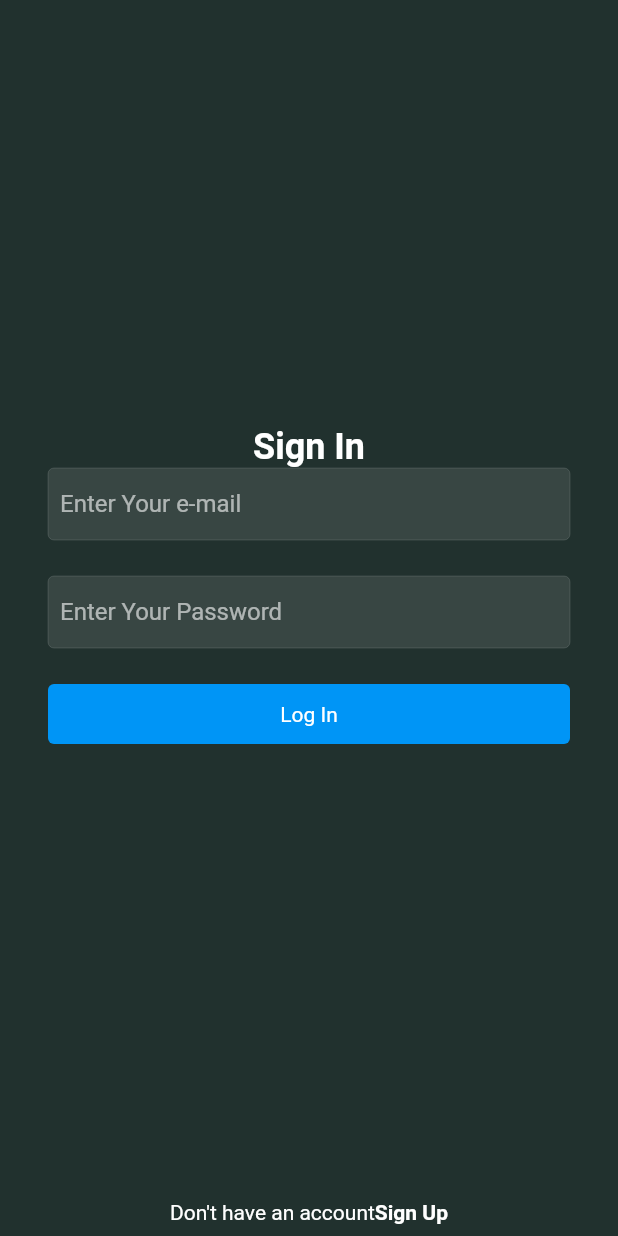
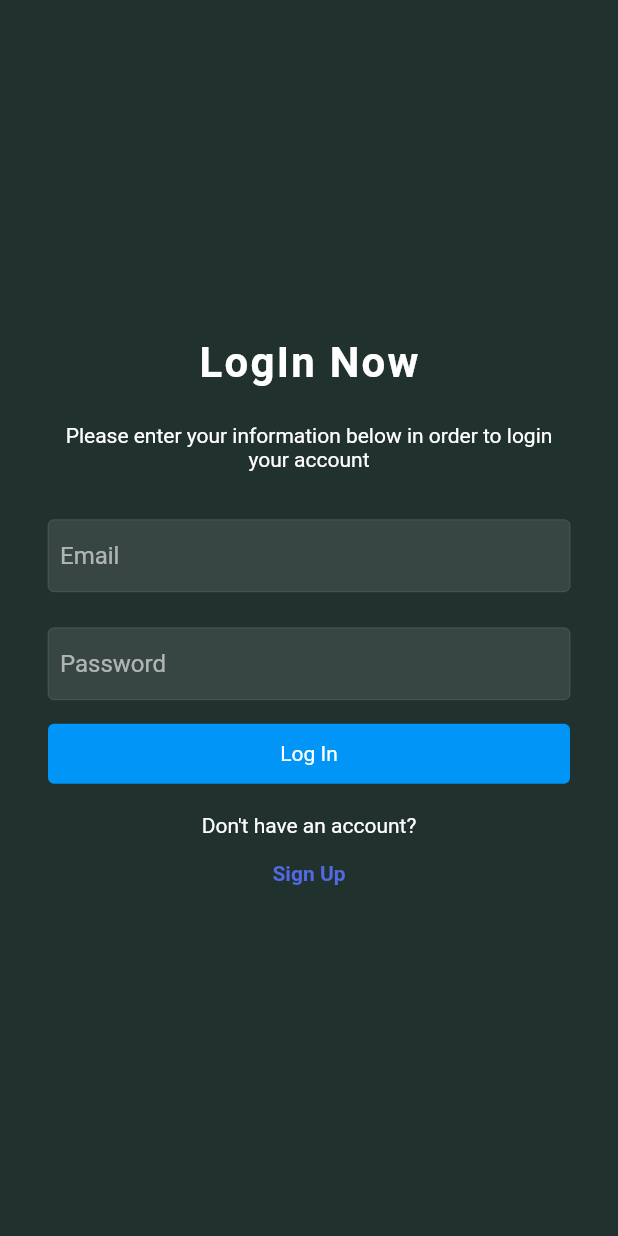
Before and after one commit to Boz-Yusuf/Bitirme-Projesi, a Flutter app: the screen it shows after launch, on a phone screen of 412 x 824 dp. Run offline on Flutter 3.47's test engine with Material 2 defaults, Android fonts, the phone set to English and light mode, and no system bars; our stand-ins replace cloud_firestore, firebase_auth, firebase_core, firebase_storage, image_picker; accounts and stored records are empty.

Commit message:
LogIn Screen UI Update

```diff
--- a/lib/screens/login_screen.dart
+++ b/lib/screens/login_screen.dart
@@ -77,15 +77,25 @@ class _LoginScreenState extends State<LoginScreen> {
                 flex: 2,
               ),
               const Text(
-                "Sign In",
+                "LogIn Now",
                 style: TextStyle(
-                  fontSize: 24,
-                  fontWeight: FontWeight.bold,
-                ),
+                    fontSize: 28,
+                    fontWeight: FontWeight.bold,
+                    letterSpacing: 1.5),
+              ),
+              SizedBox(
+                height: 24,
+              ),
+              Text(
+                'Please enter your information below in order to login your account',
+                textAlign: TextAlign.center,
+              ),
+              SizedBox(
+                height: 32,
               ),
               //text field iput for email
               TextFieldInput(
-                hintText: "Enter Your e-mail",
+                hintText: "Email",
                 textInputType: TextInputType.emailAddress,
                 textEditingController: _emailController,
               ),
@@ -94,13 +104,13 @@ class _LoginScreenState extends State<LoginScreen> {
               ),
               //text field iput for password
               TextFieldInput(
-                hintText: "Enter Your Password",
+                hintText: "Password",
                 textInputType: TextInputType.text,
                 isPass: true,
                 textEditingController: _passwordController,
               ),
               const SizedBox(
-                height: 24,
+                height: 16,
               ),
               //button login
               InkWell(
@@ -128,15 +138,12 @@ class _LoginScreenState extends State<LoginScreen> {
               const SizedBox(
                 height: 12,
               ),
-              Flexible(
-                child: Container(),
-                flex: 2,
-              ),
-              Row(
+
+              Column(
                 mainAxisAlignment: MainAxisAlignment.center,
                 children: [
                   Container(
-                    child: const Text("Don't have an account"),
+                    child: const Text("Don't have an account?"),
                     padding: const EdgeInsets.symmetric(
                       vertical: 8,
                     ),
@@ -147,8 +154,7 @@ class _LoginScreenState extends State<LoginScreen> {
                       child: const Text(
                         "Sign Up",
                         style: TextStyle(
-                          fontWeight: FontWeight.bold,
-                        ),
+                            fontWeight: FontWeight.bold, color: primaryColor),
                       ),
                       padding: const EdgeInsets.symmetric(
                         vertical: 8,
@@ -156,8 +162,11 @@ class _LoginScreenState extends State<LoginScreen> {
                     ),
                   )
                 ],
-              )
-              //transitioning to signing up
+              ),
+              Flexible(
+                child: Container(),
+                flex: 2,
+              ),
             ],
           ),
         ),
--- a/lib/screens/profile_screen.dart
+++ b/lib/screens/profile_screen.dart
@@ -1,5 +1,5 @@
 import 'dart:developer';
-import 'dart:ffi';
+// import 'dart:ffi';
 
 import 'package:flutter/material.dart';
 
--- a/lib/screens/signup_screen.dart
+++ b/lib/screens/signup_screen.dart
@@ -133,7 +133,7 @@ class _SignUpScreenState extends State<SignUpScreen> {
                 height: 24,
               ),
               TextFieldInput(
-                hintText: "Enter Your User Name",
+                hintText: "User Name",
                 textInputType: TextInputType.text,
                 textEditingController: _usernameController,
               ),
@@ -143,7 +143,7 @@ class _SignUpScreenState extends State<SignUpScreen> {
               //text field iput for email
 
               TextFieldInput(
-                hintText: "Enter Your e-mail",
+                hintText: "e-mail",
                 textInputType: TextInputType.emailAddress,
                 textEditingController: _emailController,
               ),
@@ -152,7 +152,7 @@ class _SignUpScreenState extends State<SignUpScreen> {
               ),
               //text field iput for password
               TextFieldInput(
-                hintText: "Enter Your Password",
+                hintText: "Password",
                 textInputType: TextInputType.text,
                 isPass: true,
                 textEditingController: _passwordController,
@@ -161,7 +161,7 @@ class _SignUpScreenState extends State<SignUpScreen> {
                 height: 24,
               ),
               TextFieldInput(
-                hintText: "Enter Your Bio",
+                hintText: "Role(like musician)",
                 textInputType: TextInputType.text,
                 textEditingController: _roleController,
               ),
```
Also changed, not shown: lib/screens/add_post_screen.dart (+12 -3 lines).
